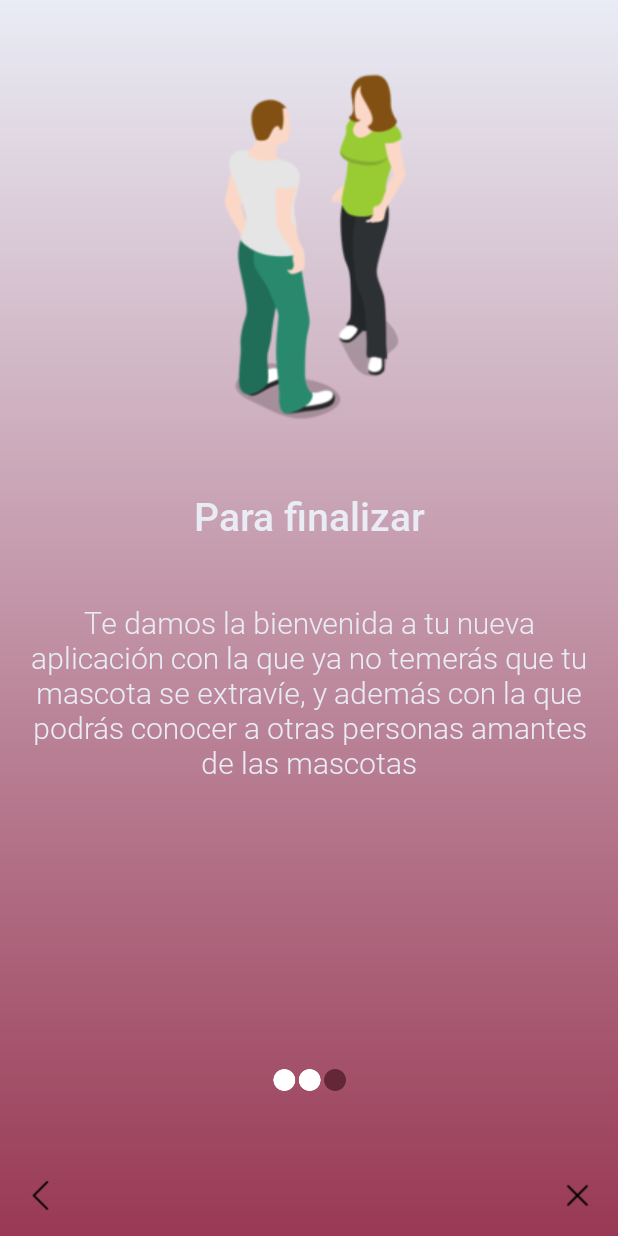
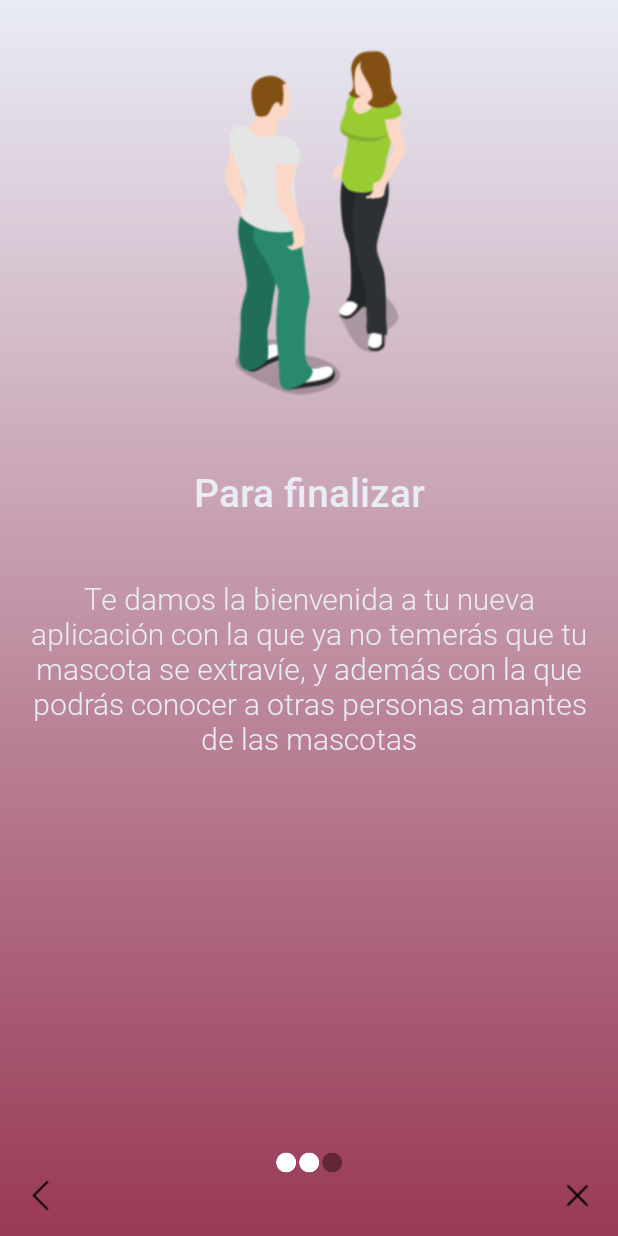
Before and after one commit to CarlosPSDev/AppAndroid_PetsAway, an Android app: the fragment OnBoard3Fragment shown on its own in the app's theme, on a phone screen of 412 x 824 dp. Run offline under Robolectric (Android 15) with nearby library versions, the light colour scheme and no system bars.

Commit message:
Rediseño onBoarding. Mantenidas tus clases Carlos.

```diff
--- a/app/src/main/java/com/dam/m21/petsaway/LoginActivity.java
+++ b/app/src/main/java/com/dam/m21/petsaway/LoginActivity.java
@@ -6,7 +6,7 @@ import android.content.Intent;
 import android.os.Bundle;
 import android.view.View;
 
-import com.dam.m21.petsaway.onBoarding.ActivityLanzador;
+import com.dam.m21.petsaway.onBoarding.LanzadorOnBoard;
 
 public class LoginActivity extends AppCompatActivity {
 
@@ -34,7 +34,7 @@ public class LoginActivity extends AppCompatActivity {
     }
 
     public void abrirOnBoarding(View view) {
-        Intent i = new Intent(this, ActivityLanzador.class);
+        Intent i = new Intent(this, LanzadorOnBoard.class);
         startActivity(i);
     }
 }
--- a/app/src/main/java/com/dam/m21/petsaway/onBoarding/OnBoard1Fragment.java
+++ b/app/src/main/java/com/dam/m21/petsaway/onBoarding/OnBoard1Fragment.java
@@ -27,7 +27,7 @@ public class OnBoard1Fragment extends Fragment {
         // Inflate the layout for this fragment
        View view =  inflater.inflate(R.layout.fragment_onboard1, container, false);
        viewPager = getActivity().findViewById(R.id.viewPager);
-       ivSiguiente = view.findViewById(R.id.ivFlechaDerecha);
+       ivSiguiente = view.findViewById(R.id.ivSl1Sig);
 
        ivSiguiente.setOnClickListener(new View.OnClickListener() {
            @Override
--- a/app/src/main/java/com/dam/m21/petsaway/onBoarding/OnBoard2Fragment.java
+++ b/app/src/main/java/com/dam/m21/petsaway/onBoarding/OnBoard2Fragment.java
@@ -30,8 +30,8 @@ public class OnBoard2Fragment extends Fragment {
         // Inflate the layout for this fragment
         View view = inflater.inflate(R.layout.fragment_onboard2, container, false);
         viewPager = getActivity().findViewById(R.id.viewPager);
-        ivSiguiente = view.findViewById(R.id.ivFlechaDerecha);
-        ivAnterior = view.findViewById(R.id.ivFlechaIzquierda);
+        ivSiguiente = view.findViewById(R.id.ivSl2Sig);
+        ivAnterior = view.findViewById(R.id.ivSl2Ant);
 
         ivSiguiente.setOnClickListener(new View.OnClickListener() {
             @Override
--- a/app/src/main/java/com/dam/m21/petsaway/onBoarding/OnBoard3Fragment.java
+++ b/app/src/main/java/com/dam/m21/petsaway/onBoarding/OnBoard3Fragment.java
@@ -33,8 +33,8 @@ public class OnBoard3Fragment extends Fragment {
         // Inflate the layout for this fragment
         View view = inflater.inflate(R.layout.fragment_onboard3, container, false);
         viewPager = getActivity().findViewById(R.id.viewPager);
-        ivFin = view.findViewById(R.id.ivFlechaCerrar);
-        ivAnterior = view.findViewById(R.id.ivFlechaIzquierda);
+        ivFin = view.findViewById(R.id.ivSl3Sig);
+        ivAnterior = view.findViewById(R.id.ivSl3Ant);
 
         ivFin.setOnClickListener(new View.OnClickListener() {
             @Override
--- a/app/src/main/res/layout/fragment_onboard3.xml
+++ b/app/src/main/res/layout/fragment_onboard3.xml
@@ -4,15 +4,13 @@
     xmlns:tools="http://schemas.android.com/tools"
     android:layout_width="match_parent"
     android:layout_height="match_parent"
-    android:padding="@dimen/padding"
-    android:background="@drawable/estilo_on_boarding"
-    tools:context=".onBoarding.OnBoard3Fragment">
+    tools:context=".onBoarding.OnBoard3Fragment"
+    android:background="@drawable/estilo_on_boarding">
 
     <!-- TODO: Update blank fragment layout -->
     <androidx.constraintlayout.widget.ConstraintLayout
         android:layout_width="match_parent"
         android:layout_height="match_parent">
-
 
         <ImageView
             android:id="@+id/ivSlide3"
@@ -26,7 +24,7 @@
 
         <TextView
             android:id="@+id/tvSl3Tit"
-            android:layout_width="match_parent"
+            android:layout_width="wrap_content"
             android:layout_height="wrap_content"
             android:layout_marginTop="40dp"
             android:fontFamily="@font/robotomedium"
@@ -40,7 +38,7 @@
 
         <TextView
             android:id="@+id/tvSl3Desc"
-            android:layout_width="match_parent"
+            android:layout_width="380dp"
             android:layout_height="wrap_content"
             android:layout_marginTop="40dp"
             android:fontFamily="@font/robotolight"
@@ -53,35 +51,35 @@
             app:layout_constraintTop_toBottomOf="@id/tvSl3Tit" />
 
         <ImageView
-            android:id="@+id/ivFlechaCerrar"
+            android:id="@+id/ivSl3Sig"
             android:layout_width="22dp"
             android:layout_height="22dp"
+            android:layout_marginEnd="16dp"
+            android:layout_marginBottom="16dp"
             android:src="@drawable/ic_cerrar"
             app:layout_constraintBottom_toBottomOf="parent"
-            app:layout_constraintEnd_toEndOf="parent"
-            />
+            app:layout_constraintEnd_toEndOf="parent" />
 
 
         <ImageView
-            android:id="@+id/ivFlechaIzquierda"
+            android:id="@+id/ivSl3Ant"
             android:layout_width="22dp"
             android:layout_height="22dp"
+            android:layout_marginStart="16dp"
+            android:layout_marginBottom="16dp"
             android:src="@drawable/ic_izquierda"
             app:layout_constraintBottom_toBottomOf="parent"
-            app:layout_constraintStart_toStartOf="parent"
-            />
+            app:layout_constraintStart_toStartOf="parent" />
 
         <ImageView
             android:id="@+id/tvSl3Dot"
-            android:layout_width="50dp"
-            android:layout_height="20dp"
-            android:layout_marginTop="150dp"
+            android:layout_width="45dp"
+            android:layout_height="18dp"
             android:layout_marginBottom="40dp"
             android:src="@drawable/dot_right"
             app:layout_constraintBottom_toBottomOf="parent"
             app:layout_constraintEnd_toEndOf="parent"
-            app:layout_constraintStart_toStartOf="parent"
-            app:layout_constraintTop_toBottomOf="@+id/tvSl3Desc" />
+            app:layout_constraintStart_toStartOf="parent" />
     </androidx.constraintlayout.widget.ConstraintLayout>
 
 </FrameLayout>
--- a/app/src/main/res/values/strings.xml
+++ b/app/src/main/res/values/strings.xml
@@ -48,11 +48,8 @@
     <string name="hello_blank_fragment">Hello blank fragment</string>
     <string name="tv_slide1_tit">Bienvenido a Petsaway</string>
     <string name="tv_slide1_desc">Te damos la bienvenida a tu nueva aplicación con la que ya no temerás que tu mascota se extravíe, y además con la que podrás conocer a otras personas amantes de las mascotas</string>
-    <string name="tv_slide1_sig">Siguiente</string>
-    <string name="tv_slide2_ante">Anterior</string>
     <string name="tv_slide2_tit">Conoce todas las funciones</string>
     <string name="tv_slide3_tit">Para finalizar</string>
-    <string name="tv_slide3_fin">Finalizar</string>
     <string name="tv_email_usuario">Email</string>
     <string name="tv_ciudad_usuario">Ciudad</string>
     <string name="tv_mascotas_usuario">Mascotas</string>
```
Also changed, not shown: app/src/main/AndroidManifest.xml (+5 -2 lines), app/src/main/res/anim/leftin_slide.xml (added, +12 -0 lines), app/src/main/res/anim/rightin_slide.xml (added, +10 -0 lines), app/src/main/res/layout/fragment_onboard1.xml (+10 -10 lines), app/src/main/res/layout/fragment_onboard2.xml (+14 -13 lines).
